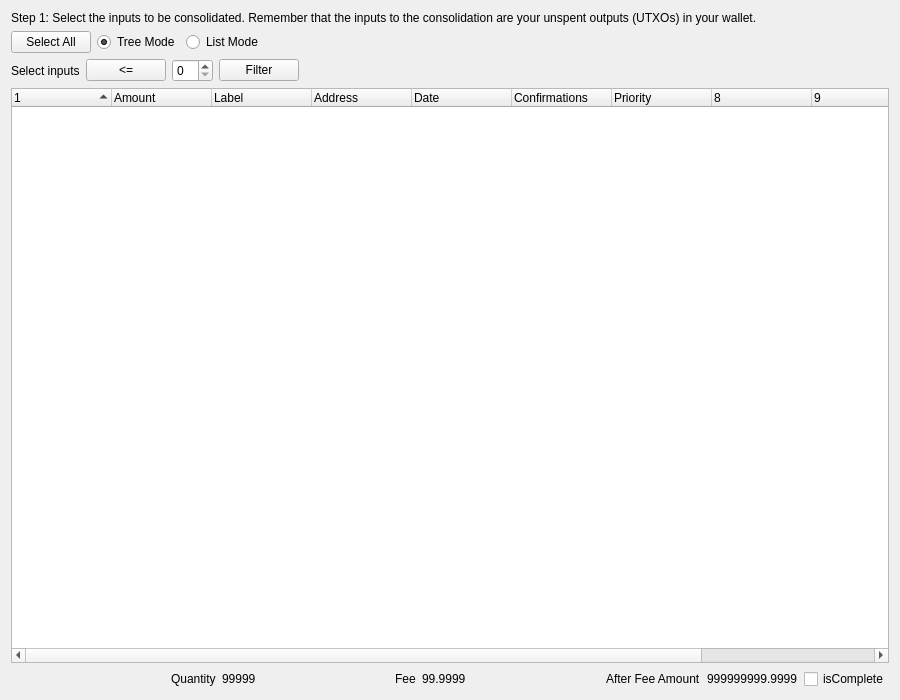
Before: the Qt Designer form src/qt/forms/consolidateunspentwizardselectinputspage.ui in gridcoin-community/Gridcoin-Research, drawn with Qt 5.
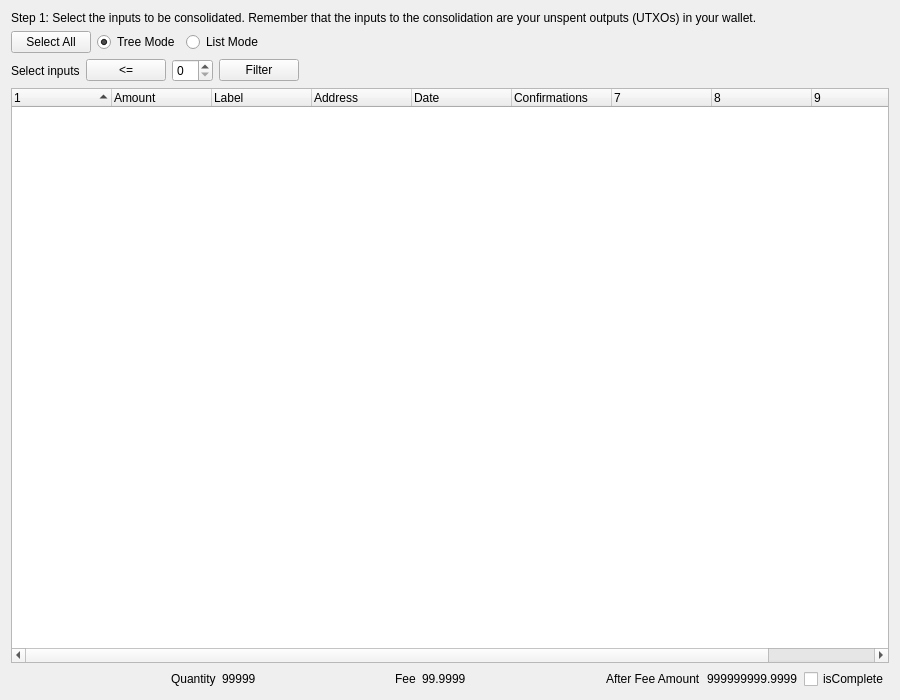
After: the same form once the commit is applied. Icons and pictures are not drawn. Custom widgets are drawn as their Qt base class.

What changed in the file:
```diff
--- a/src/qt/forms/consolidateunspentwizardselectinputspage.ui
+++ b/src/qt/forms/consolidateunspentwizardselectinputspage.ui
@@ -155,7 +155,7 @@
         <bool>false</bool>
        </property>
        <property name="columnCount">
-        <number>11</number>
+        <number>10</number>
        </property>
        <attribute name="headerShowSortIndicator" stdset="0">
         <bool>true</bool>
@@ -196,11 +196,6 @@
          <string>Confirmed</string>
         </property>
        </column>
-       <column>
-        <property name="text">
-         <string>Priority</string>
-        </property>
-       </column>
        <column>
         <property name="text">
          <string/>
```
